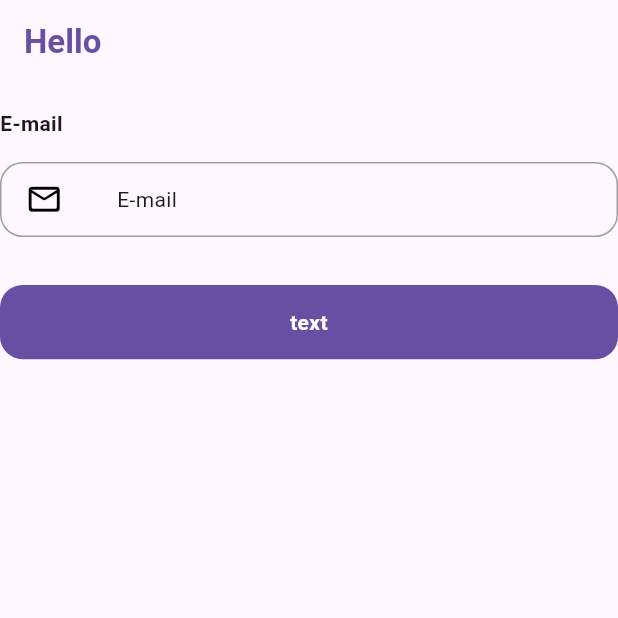
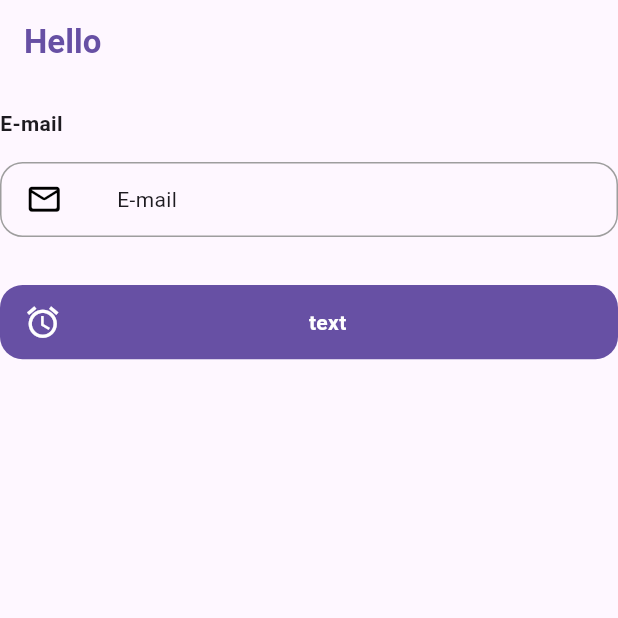
Before and after one commit to NuhcanATAR/codenoah, a Flutter app: the screen it shows after launch, on a phone screen of 412 x 824 dp, the top half of it. Run offline on Flutter 3.47's test engine with Material 3 defaults, Android fonts, the phone set to English and light mode, and no system bars; our stand-ins replace another_flushbar, cloud_firestore, firebase_auth, firebase_messaging, flutter_svg; accounts and stored records are empty; Roboto replaces fonts that are missing (Nunito Bold).

Commit message:
Customized button edited.

```diff
--- a/example/lib/main.dart
+++ b/example/lib/main.dart
@@ -62,7 +62,8 @@ class _TestViewState extends State<TestView> {
               func: () {
                 if (formKey.currentState!.validate()) {}
               },
-              btnStatus: ButtonTypes.primaryColorButton,
+              btnStatus: ButtonTypes.iconPrimaryColorButton,
+              btnIcon: Icons.access_alarm,
             ),
           ],
         ),
--- a/lib/src/widget/button/button_widget.dart
+++ b/lib/src/widget/button/button_widget.dart
@@ -9,14 +9,15 @@ class CustomButtonWidget extends StatelessWidget {
     required this.text,
     required this.func,
     required this.btnStatus,
+    this.btnIcon,
   });
 
   final double? width;
   final double? height;
-
   final String text;
   final Function()? func;
   final ButtonTypes btnStatus;
+  final IconData? btnIcon;
 
   @override
   Widget build(BuildContext context) {
@@ -94,11 +95,17 @@ class CustomButtonWidget extends StatelessWidget {
                         mainAxisAlignment: MainAxisAlignment.center,
                         crossAxisAlignment: CrossAxisAlignment.center,
                         children: <Widget>[
-                          const Icon(
-                            Icons.add,
-                            color: Colors.white,
-                            size: BaseUtility.iconNormalSize,
-                          ),
+                          btnIcon == null
+                              ? const Icon(
+                                  Icons.add,
+                                  color: Colors.white,
+                                  size: BaseUtility.iconNormalSize,
+                                )
+                              : Icon(
+                                  btnIcon,
+                                  color: Colors.white,
+                                  size: BaseUtility.iconNormalSize,
+                                ),
                           Expanded(
                             child: BodyMediumWhiteText(
                               text: text,
```
